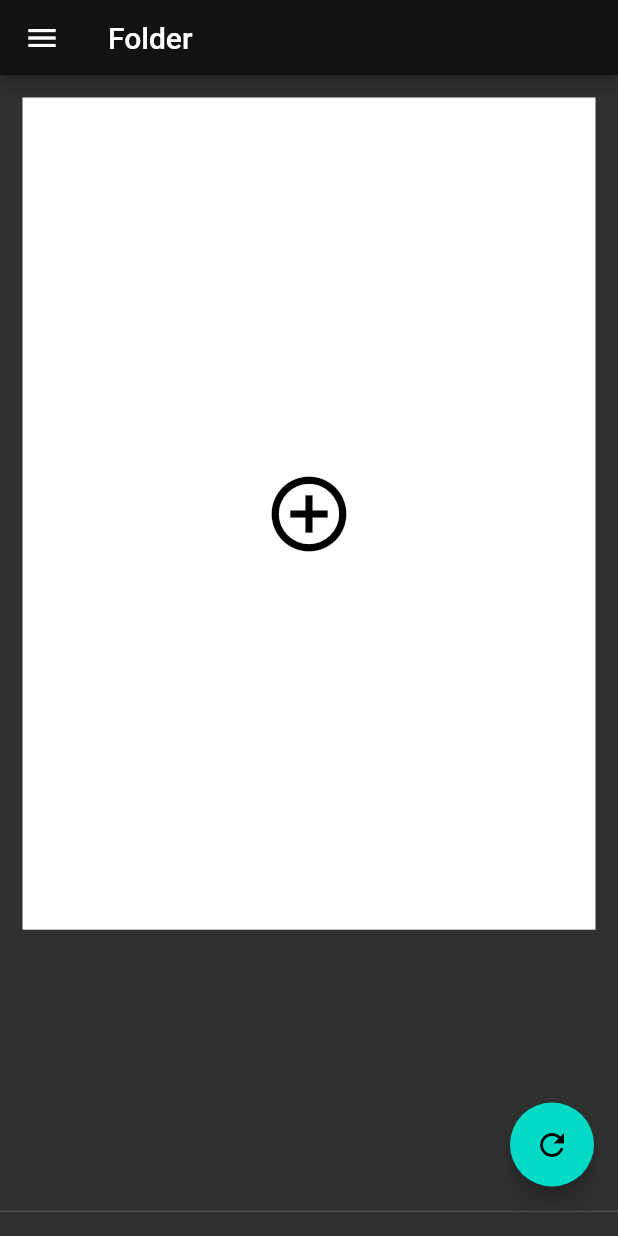
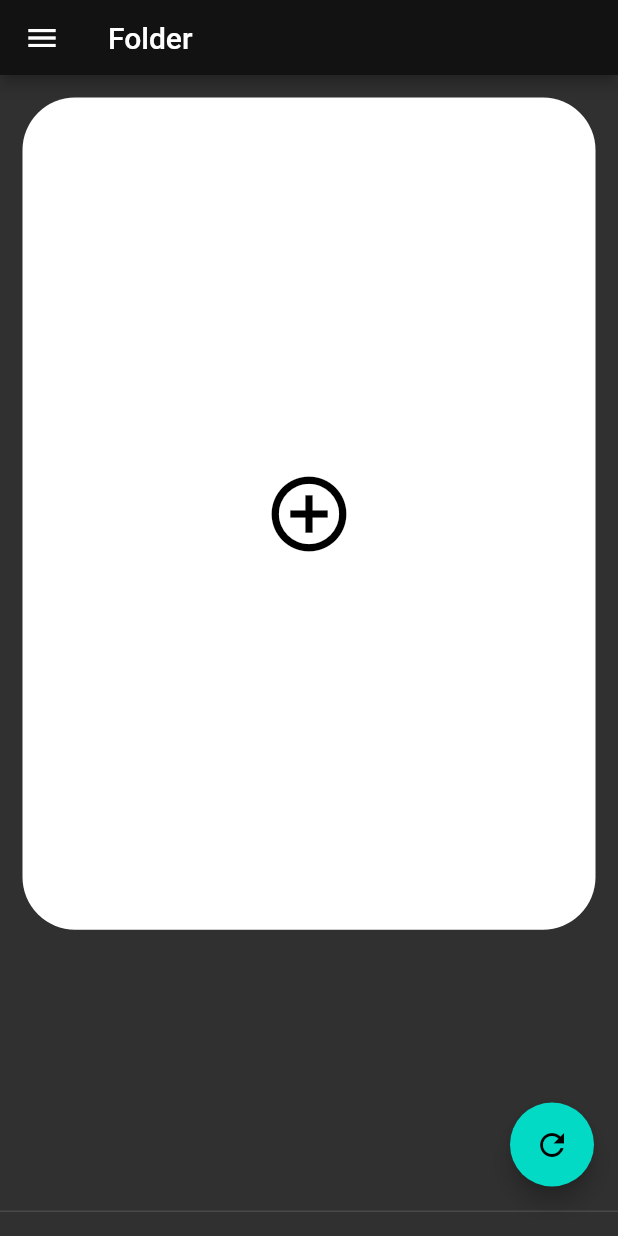
Before and after one commit to Lin2D2/school_notebook, a Flutter app: the Folder screen opened by its route, on a phone screen of 412 x 824 dp. Run offline on Flutter 3.47's test engine with Material 2 defaults, Android fonts, the phone set to English and light mode, and no system bars; our stand-ins replace flutter_markdown, page_transition, sembast.

Commit message:
added Folder add Functionality

```diff
--- a/lib/widgets/folder_page_layout.dart
+++ b/lib/widgets/folder_page_layout.dart
@@ -3,6 +3,7 @@ import 'package:provider/provider.dart';
 import 'package:school_notebook/blocs/data_base_service_bloc.dart';
 
 import '../types/d4_page.dart';
+import 'folder_create_dialog.dart';
 import 'folder_element.dart';
 
 class FolderPageLayout extends StatelessWidget {
@@ -10,7 +11,7 @@ class FolderPageLayout extends StatelessWidget {
 
   @override
   Widget build(BuildContext context) {
-    double width = MediaQuery.of(context).size.width;
+    Size size = MediaQuery.of(context).size;
     Future<List<FolderType>> folder =
         Provider.of<DataBaseServiceBloc>(context, listen: true)
             .folderDao
@@ -28,7 +29,7 @@ class FolderPageLayout extends StatelessWidget {
             return GridView.builder(
               gridDelegate: SliverGridDelegateWithFixedCrossAxisCount(
                 // TODO better with dynamic cross Axis count and dynamic size of folder
-                crossAxisCount: width ~/ 400,
+                crossAxisCount: size.width ~/ 400,
                 crossAxisSpacing: 0,
                 mainAxisSpacing: 0,
                 childAspectRatio: 188 / 260,
@@ -37,14 +38,23 @@ class FolderPageLayout extends StatelessWidget {
               itemBuilder: (context, index) {
                 if (index == length - 1) {
                   return Padding(
-                    padding: EdgeInsets.fromLTRB(
-                        15, 15, (index + 1) % (width ~/ 400) == 0 ? 15 : 0, 0),
+                    padding: EdgeInsets.fromLTRB(15, 15,
+                        (index + 1) % (size.width ~/ 400) == 0 ? 15 : 0, 0),
                     child: Container(
-                      color: Colors.white,
+                      decoration: const BoxDecoration(
+                        color: Colors.white,
+                        borderRadius: BorderRadius.all(
+                          Radius.circular(35),
+                        ),
+                      ),
                       child: IconButton(
                         onPressed: () {
-                          // TODO add item to database
-
+                          showDialog(
+                            context: context,
+                            builder: (BuildContext context) {
+                              return FolderCreateDialog();
+                            },
+                          );
                         },
                         constraints: const BoxConstraints.expand(),
                         icon: const Icon(
@@ -57,8 +67,8 @@ class FolderPageLayout extends StatelessWidget {
                   );
                 } else {
                   return Padding(
-                    padding: EdgeInsets.fromLTRB(
-                        15, 15, (index + 1) % (width ~/ 400) == 0 ? 15 : 0, 0),
+                    padding: EdgeInsets.fromLTRB(15, 15,
+                        (index + 1) % (size.width ~/ 400) == 0 ? 15 : 0, 0),
                     child: FolderElement(
                       index: index,
                       folder: data![index],
@@ -69,7 +79,6 @@ class FolderPageLayout extends StatelessWidget {
             );
           } else {
             if (snapshot.hasError) {
-              print(snapshot.error);
               return const Center(
                 child: Text("Error"),
               );
```
Also changed, not shown: lib/widgets/folder_create_dialog.dart (added, +119 -0 lines).
